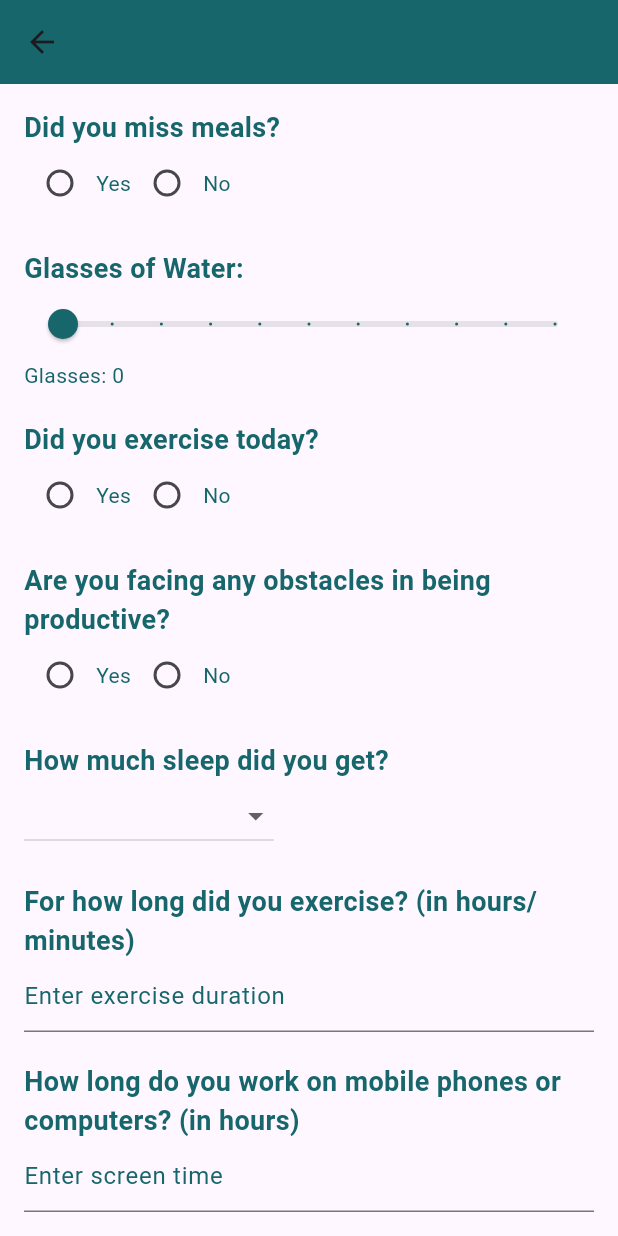
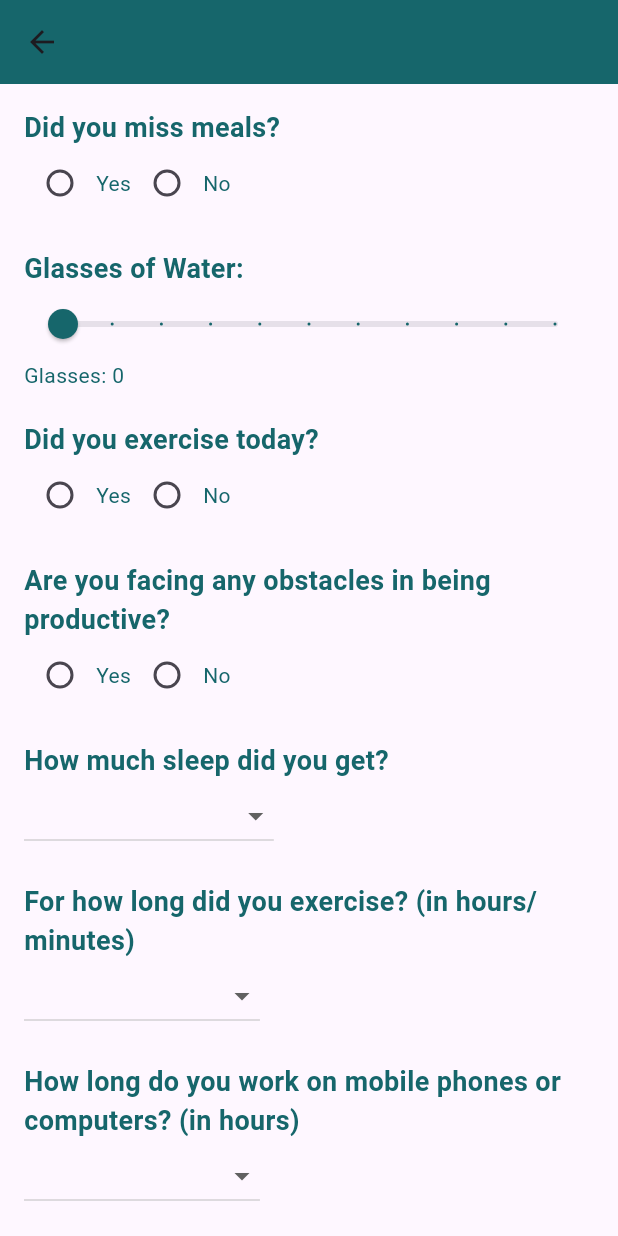
Before and after one commit to sanikaahadap/migraine_review, a Flutter app: the NoPage screen opened directly, on a phone screen of 412 x 824 dp. Run offline on Flutter 3.47's test engine with Material 3 defaults, Android fonts, the light colour scheme and no system bars; our stand-ins replace cloud_firestore, file_picker, firebase_auth, firebase_core, firebase_storage, fl_chart and 4 more; missing offline and left inert: easy_pdf_viewer; accounts and stored records are empty.

Commit message:
exercise and screen time dropdown

```diff
--- a/lib/main_features/personal_diary/headache_no.dart
+++ b/lib/main_features/personal_diary/headache_no.dart
@@ -13,6 +13,8 @@ class NoPageState extends State<NoPage> {
   bool? _didExerciseToday;
   bool? _productiveObstacles;
   String? _sleepDuration;
+  String? _exerciseDuration;
+  String? _screenTime;
 
   @override
   Widget build(BuildContext context) {
@@ -154,27 +156,47 @@ class NoPageState extends State<NoPage> {
             ),
             const SizedBox(height: 20),
             const Text('For how long did you exercise? (in hours/minutes)', style: TextStyle(color: Color(0xFF16666B), fontSize: 18, fontWeight: FontWeight.bold)),
-            TextField(
-              onChanged: (value) {
+            DropdownButton<String>(
+              value: _exerciseDuration,
+              onChanged: (String? value) {
                 setState(() {
+                  _exerciseDuration = value;
                 });
               },
-              decoration: const InputDecoration(
-                hintText: 'Enter exercise duration',
-                hintStyle: TextStyle(color: Color(0xFF16666B)),
-              ),
+              items: <String>[
+                'Did not exercise',
+                '15-20 minutes',
+                '20-60 minutes',
+                '1-2 hours hours',
+                'More than 2 hours',
+              ].map<DropdownMenuItem<String>>((String value) {
+                return DropdownMenuItem<String>(
+                  value: value,
+                  child: Text(value, style: const TextStyle(color: Colors.black)),
+                );
+              }).toList(),
             ),
             const SizedBox(height: 20),
             const Text('How long do you work on mobile phones or computers? (in hours)', style: TextStyle(color: Color(0xFF16666B), fontSize: 18, fontWeight: FontWeight.bold)),
-            TextField(
-              onChanged: (value) {
+            DropdownButton<String>(
+              value: _screenTime,
+              onChanged: (String? value) {
                 setState(() {
+                  _screenTime = value;
                 });
               },
-              decoration: const InputDecoration(
-                hintText: 'Enter screen time',
-                hintStyle: TextStyle(color: Color(0xFF16666B)),
-              ),
+              items: <String>[
+                'Less than an hour',
+                '1-2 hours',
+                '2-4 hours',
+                '4-6 hours',
+                'More than 6 hours',
+              ].map<DropdownMenuItem<String>>((String value) {
+                return DropdownMenuItem<String>(
+                  value: value,
+                  child: Text(value, style: const TextStyle(color: Colors.black)),
+                );
+              }).toList(),
             ),
             const SizedBox(height: 20),
             ElevatedButton(
--- a/pubspec.yaml
+++ b/pubspec.yaml
@@ -37,6 +37,7 @@ dependencies:
   firebase_auth: ^4.17.4
   cloud_firestore: ^4.15.4
   youtube_player_flutter: ^9.0.1
+  flutter_local_notifications: ^17.1.2
 
   # The following adds the Cupertino Icons font to your application.
   # Use with the CupertinoIcons class for iOS style icons.
```
Also changed, not shown: lib/main_features/personal_diary/headache_yes.dart (+36 -12 lines), pubspec.lock, 1 other file.
